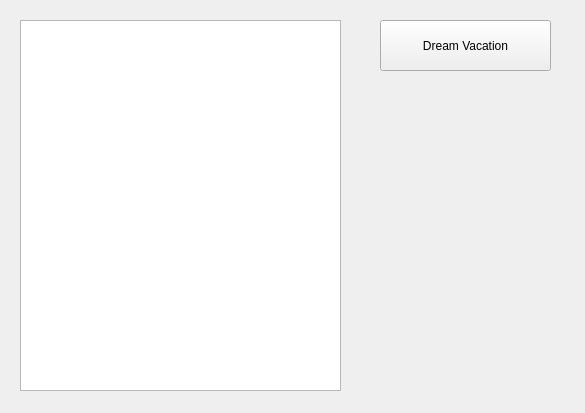
Before: the Qt Designer form src/form/plantrip.ui in home-run/subtle-cosmic-moose, drawn with Qt 5.
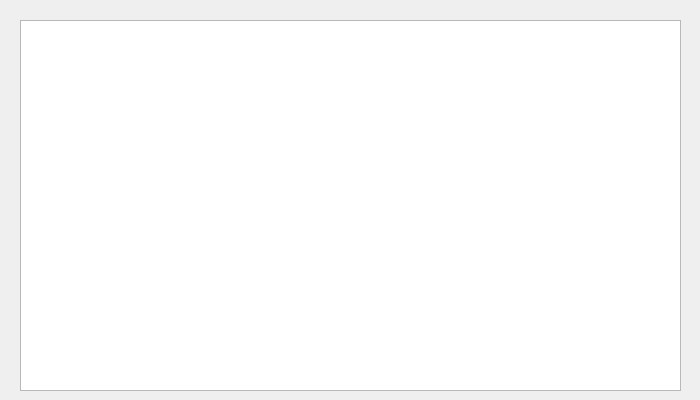
After: the same form once the commit is applied.

Commit message: Modified the button and layout to show 'Plan Dream Vacation'. Will not be implementing a custom trip.

```diff
--- a/src/form/plantrip.ui
+++ b/src/form/plantrip.ui
@@ -6,32 +6,19 @@
    <rect>
     <x>0</x>
     <y>0</y>
-    <width>585</width>
-    <height>413</height>
+    <width>700</width>
+    <height>400</height>
    </rect>
   </property>
   <property name="windowTitle">
    <string>Form</string>
   </property>
-  <widget class="QPushButton" name="planTrip_pushButton_dreamVacation">
-   <property name="geometry">
-    <rect>
-     <x>380</x>
-     <y>20</y>
-     <width>171</width>
-     <height>51</height>
-    </rect>
-   </property>
-   <property name="text">
-    <string>Dream Vacation</string>
-   </property>
-  </widget>
   <widget class="QTableView" name="planTrip_tableView_stadiums">
    <property name="geometry">
     <rect>
      <x>20</x>
      <y>20</y>
-     <width>321</width>
+     <width>661</width>
      <height>371</height>
     </rect>
    </property>
```
The commit also changes 2 other files.
